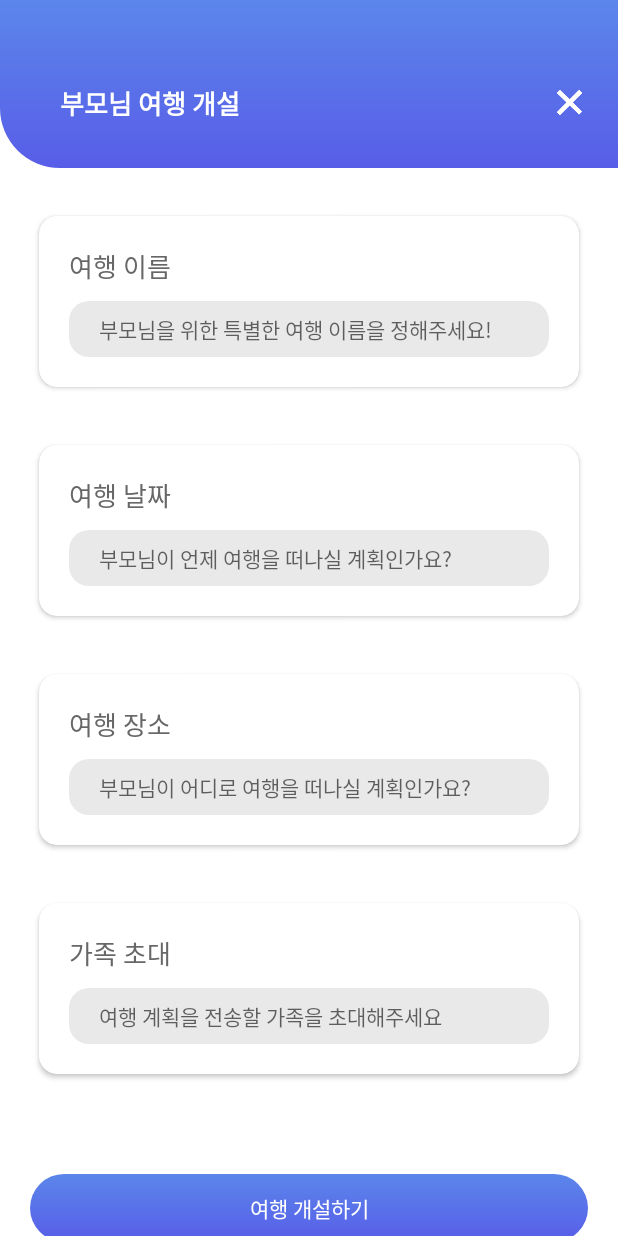
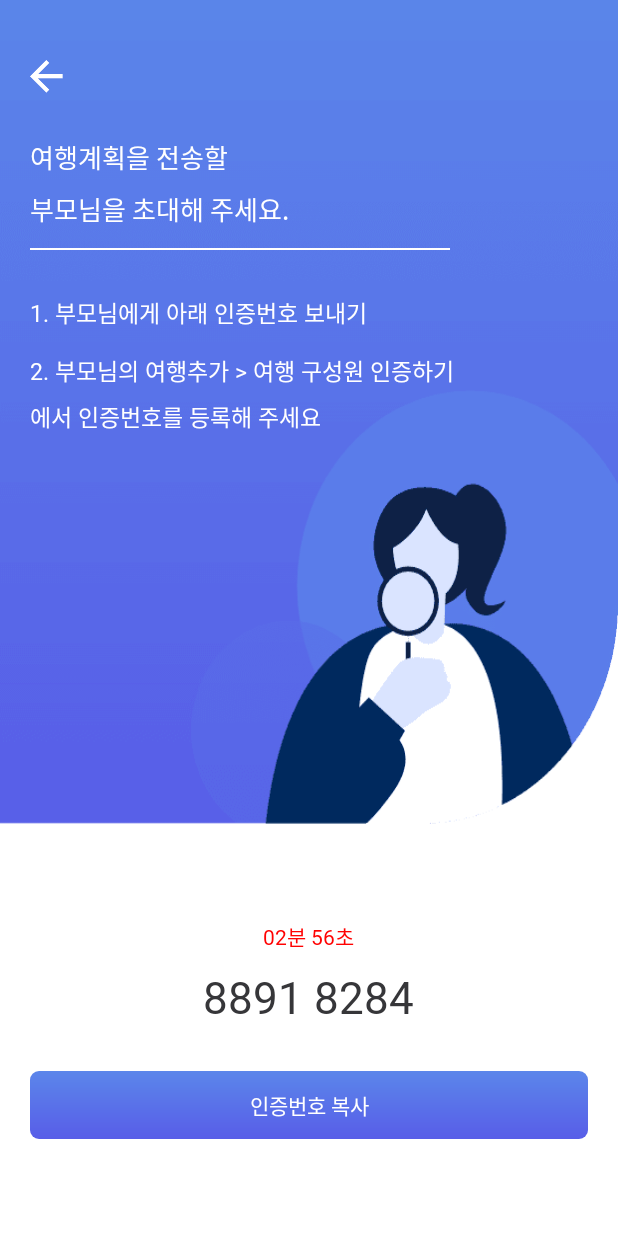
Before and after one commit to We-T/WeT_ANDROID, an Android app: the MakeTourActivity screen opened directly, with no data from a screen before it, after a tap on an icon or button, on a phone screen of 412 x 824 dp. Run offline under Robolectric (Android 15) with nearby library versions, the phone set to English and light mode, and no system bars.

Commit message:
feat : Create InviteFamilyActivity.kt
여행 개설하기에서 부모님 초대하기 눌렀을 때 나오는 화면

```diff
--- a/app/src/main/AndroidManifest.xml
+++ b/app/src/main/AndroidManifest.xml
@@ -11,7 +11,8 @@
         android:roundIcon="@mipmap/ic_launcher_round"
         android:supportsRtl="true"
         android:theme="@style/Theme.WE_T">
-        <activity android:name=".ui.makeTour.selectTourLocation.SelectTourLocationActivity"/>
+        <activity android:name=".ui.makeTour.InviteFamilyActivity"></activity>
+        <activity android:name=".ui.makeTour.selectTourLocation.SelectTourLocationActivity" />
         <activity android:name=".ui.makeTour.MakeTourActivity" />
         <activity android:name=".ui.home.HomeActivity" />
         <activity android:name=".ui.user.SelectSignInMode" />
--- /dev/null
+++ b/app/src/main/java/com/wetour/we_t/ui/makeTour/InviteFamilyActivity.kt
@@ -0,0 +1,19 @@
+package com.wetour.we_t.ui.makeTour
+
+import androidx.appcompat.app.AppCompatActivity
+import android.os.Bundle
+import android.view.View
+import com.wetour.we_t.R
+
+class InviteFamilyActivity : AppCompatActivity(), View.OnClickListener {
+    override fun onCreate(savedInstanceState: Bundle?) {
+        super.onCreate(savedInstanceState)
+        setContentView(R.layout.activity_invite_family)
+    }
+
+    override fun onClick(v: View?) {
+        when(v?.id) {
+            R.id.act_invite_family_btn_back -> finish()
+        }
+    }
+}
--- a/app/src/main/java/com/wetour/we_t/ui/makeTour/MakeTourActivity.kt
+++ b/app/src/main/java/com/wetour/we_t/ui/makeTour/MakeTourActivity.kt
@@ -35,7 +35,10 @@ class MakeTourActivity : AppCompatActivity(), View.OnClickListener {
                 val intent = Intent(this, SelectTourLocationActivity::class.java)
                 startActivityForResult(intent, REQUEST_CODE)
             }
-            R.id.act_make_tour_btn_inviteFamily -> {}
+            R.id.act_make_tour_btn_inviteFamily -> {
+                val intent = Intent(this, InviteFamilyActivity::class.java)
+                startActivity(intent)
+            }
         }
     }
 
--- /dev/null
+++ b/app/src/main/res/layout/activity_invite_family.xml
@@ -0,0 +1,112 @@
+<?xml version="1.0" encoding="utf-8"?>
+<LinearLayout xmlns:android="http://schemas.android.com/apk/res/android"
+    xmlns:app="http://schemas.android.com/apk/res-auto"
+    xmlns:tools="http://schemas.android.com/tools"
+    android:layout_width="match_parent"
+    android:layout_height="match_parent"
+    android:orientation="vertical"
+    android:weightSum="3"
+    tools:context=".ui.makeTour.InviteFamilyActivity">
+
+    <LinearLayout
+        android:layout_width="match_parent"
+        android:layout_height="match_parent"
+        android:background="@drawable/background_invite_family"
+        android:orientation="vertical"
+        android:layout_weight="1"
+        android:paddingHorizontal="20dp">
+
+        <ImageView
+            android:id="@+id/act_invite_family_btn_back"
+            android:layout_width="wrap_content"
+            android:layout_height="wrap_content"
+            android:layout_marginTop="40dp"
+            android:onClick="onClick"
+            android:src="@drawable/ic_back" />
+
+        <TextView
+            android:layout_width="wrap_content"
+            android:layout_height="wrap_content"
+            android:layout_marginTop="30dp"
+            android:fontFamily="@font/kopubworld_dotum_bold"
+            android:lineSpacingExtra="9sp"
+            android:textColor="@color/white"
+            android:textSize="17sp"
+            android:text="여행계획을 전송할 \n부모님을 초대해 주세요." />
+
+        <View
+            android:layout_width="280dp"
+            android:layout_height="1dp"
+            android:layout_marginTop="13dp"
+            android:background="@color/white" />
+
+        <TextView
+            android:layout_width="wrap_content"
+            android:layout_height="wrap_content"
+            android:layout_marginTop="30dp"
+            android:fontFamily="@font/kopubworld_dotum_medium"
+            android:lineSpacingExtra="8sp"
+            android:textColor="@color/white"
+            android:textSize="15sp"
+            android:text="1. 부모님에게 아래 인증번호 보내기" />
+
+        <TextView
+            android:layout_width="wrap_content"
+            android:layout_height="wrap_content"
+            android:layout_marginTop="15dp"
+            android:fontFamily="@font/kopubworld_dotum_medium"
+            android:lineSpacingExtra="8sp"
+            android:textColor="@color/white"
+            android:textSize="15sp"
+            android:text="2. 부모님의 여행추가 &gt; 여행 구성원 인증하기\n에서 인증번호를 등록해 주세요" />
+    </LinearLayout>
+
+    <LinearLayout
+        android:layout_width="match_parent"
+        android:layout_height="match_parent"
+        android:orientation="vertical"
+        android:layout_weight="2">
+
+        <LinearLayout
+            android:layout_width="match_parent"
+            android:layout_height="match_parent"
+            android:orientation="vertical"
+            android:layout_marginHorizontal="20dp"
+            android:gravity="center">
+
+            <TextView
+                android:layout_width="wrap_content"
+                android:layout_height="wrap_content"
+                android:fontFamily="@font/kopubworld_dotum_medium"
+                android:textSize="14sp"
+                android:textColor="#ff0202"
+                android:lineSpacingExtra="8sp"
+                android:text="02분 56초"/>
+
+            <TextView
+                android:layout_width="wrap_content"
+                android:layout_height="wrap_content"
+                android:layout_marginTop="10dp"
+                android:fontFamily="@font/kopubworld_dotum_bold"
+                android:textSize="29sp"
+                android:textColor="@color/charcoal_grey"
+                android:lineSpacingExtra="15sp"
+                android:text="8891 8284"/>
+
+            <TextView
+                android:layout_width="match_parent"
+                android:layout_height="wrap_content"
+                android:layout_marginTop="30dp"
+                android:background="@drawable/background_gradient_round_all_btn_6"
+                android:paddingVertical="12dp"
+                android:fontFamily="@font/kopubworld_dotum_medium"
+                android:gravity="center_horizontal"
+                android:lineSpacingExtra="8sp"
+                android:textColor="@color/white"
+                android:textSize="14sp"
+                android:text="인증번호 복사" />
+        </LinearLayout>
+
+    </LinearLayout>
+
+</LinearLayout>
```
Also changed, not shown: app/src/main/res/drawable-hdpi/background_invite_family.png (added), app/src/main/res/drawable-mdpi/background_invite_family.png (added), app/src/main/res/drawable-xhdpi/background_invite_family.png (added), app/src/main/res/drawable-xxhdpi/background_invite_family.png (added), app/src/main/res/drawable-xxxhdpi/background_invite_family.png (added).
